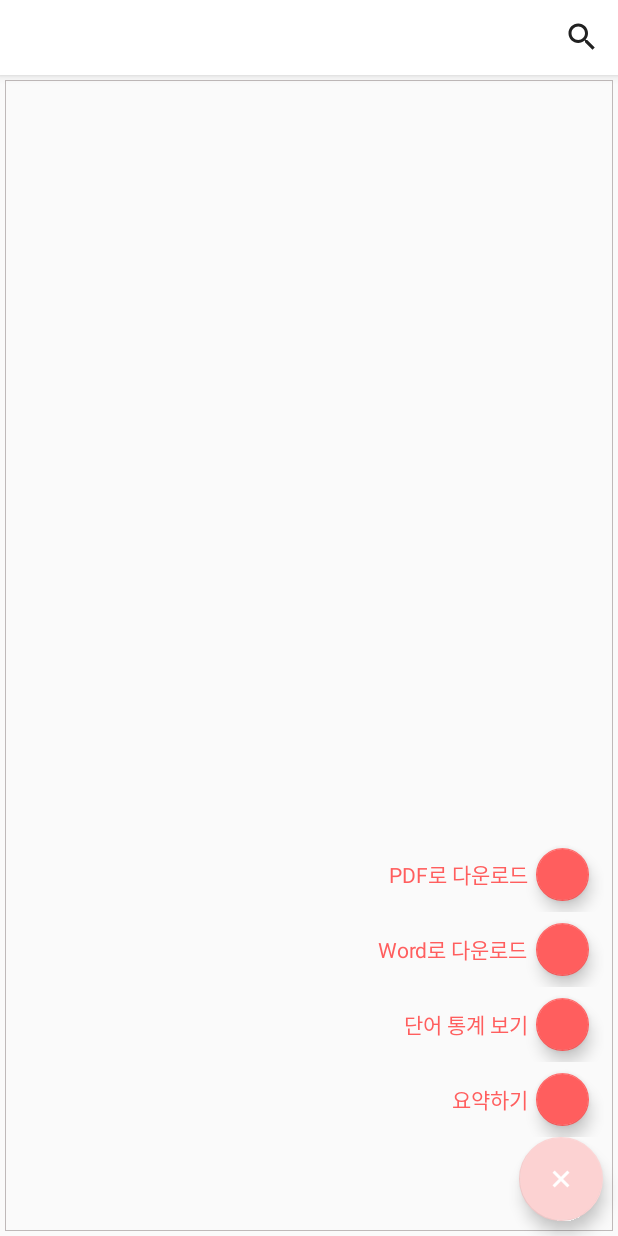
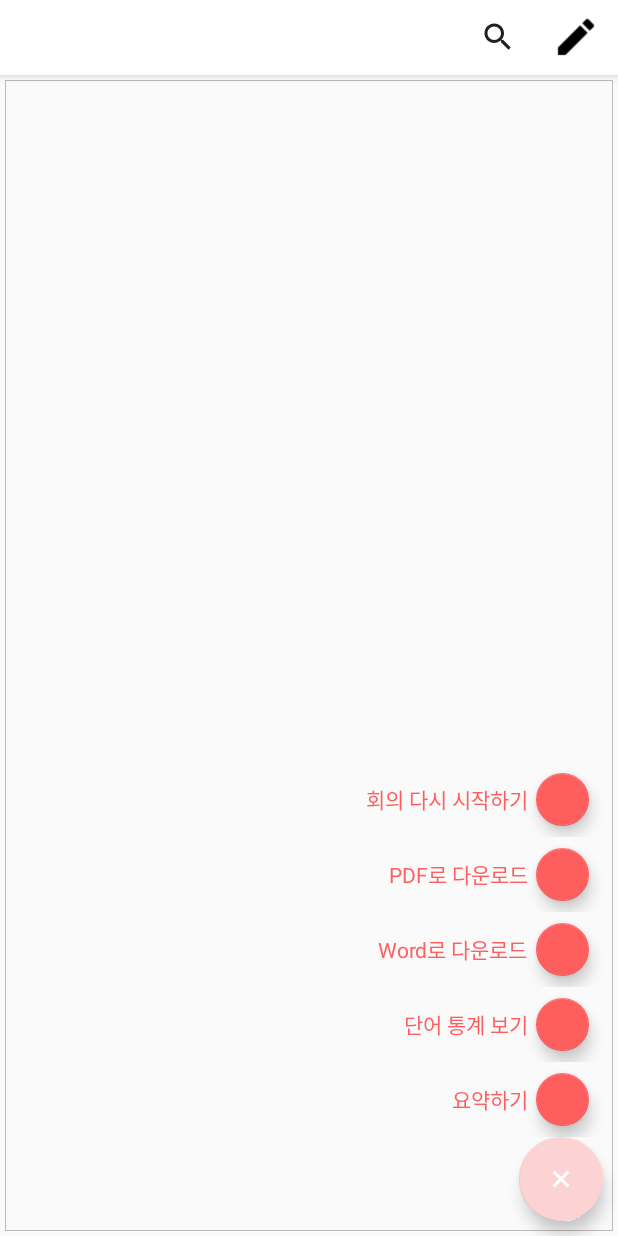
Before and after one commit to Honest-Hong/Project-SNLU, an Android app: the DocumentActivity screen opened directly, with no data from a screen before it, after a tap on an icon or button, on a phone screen of 412 x 824 dp. Run offline under Robolectric (Android 15) with nearby library versions, the phone set to English and light mode, and no system bars; our stand-ins replace Volley; network calls fail.

Commit message:
이어하기 기능 및 제목 수정 중간 코드

```diff
--- a/app/src/main/java/com/snlu/snluapp/activity/RoomActivity.java
+++ b/app/src/main/java/com/snlu/snluapp/activity/RoomActivity.java
@@ -97,7 +97,6 @@ public class RoomActivity extends AppCompatActivity {
                 SNLULog.v(response.toString());
                 String result = response.getString("result");
                 if(result.equals("0")) {
-                    requestDocumentList();
                     String documentNumber = response.getString("documentNumber");
                     Intent intent = new Intent(RoomActivity.this, ConferenceActivity.class);
                     intent.putExtra("documentNumber", documentNumber);
@@ -187,10 +186,11 @@ public class RoomActivity extends AppCompatActivity {
                 if(result.equals("0")) {
                     JSONArray array = response.getJSONArray("data");
                     ArrayList<DocumentItem> documentItems = new ArrayList<>();
-                        for(int i=0; i<array.length(); i++) {
+                    for(int i=0; i<array.length(); i++) {
                         DocumentItem item = new DocumentItem();
                         item.setNumber(array.getJSONObject(i).getString("documentNumber"));
                         item.setDate(array.getJSONObject(i).getString("date"));
+                        item.setTitle(array.getJSONObject(i).getString("title"));
                         documentItems.add(item);
                     }
                     recyclerViewDocuments.setAdapter(new DocumentsRecyclerAdapter(RoomActivity.this, documentItems, new OnItemClickListener() {
@@ -200,6 +200,8 @@ public class RoomActivity extends AppCompatActivity {
                             Intent intent = new Intent(RoomActivity.this, DocumentActivity.class);
                             intent.putExtra("documentDate", adapter.getItem(position).getDate());
                             intent.putExtra("documentNumber", adapter.getItem(position).getNumber());
+                            intent.putExtra("documentTitle", adapter.getItem(position).getTitle());
+                            intent.putExtra("roomNumber", room.getNumber());
                             startActivity(intent);
                         }
                     }));
--- a/app/src/main/java/com/snlu/snluapp/activity/StatisticActivity.java
+++ b/app/src/main/java/com/snlu/snluapp/activity/StatisticActivity.java
@@ -70,14 +70,9 @@ public class StatisticActivity extends AppCompatActivity implements OnSeekBarCha
         barChart.setDrawBarShadow(false);
         barChart.setDrawValueAboveBar(true);
         barChart.setDrawGridBackground(false);
-
-<<<<<<< HEAD
-=======
-
         seekBarX.getProgress();
         seekBarX.setOnSeekBarChangeListener(this);
 
->>>>>>> f44c0bbb796163a44af05d244835823686ca7a9f
         requestStatistic();
     }
 
--- a/app/src/main/java/com/snlu/snluapp/adapter/DocumentsRecyclerAdapter.java
+++ b/app/src/main/java/com/snlu/snluapp/adapter/DocumentsRecyclerAdapter.java
@@ -40,7 +40,7 @@ public class DocumentsRecyclerAdapter extends RecyclerView.Adapter {
     @Override
     public void onBindViewHolder(RecyclerView.ViewHolder holder, int position) {
         ViewHolder vh = (ViewHolder)holder;
-        vh.textView.setText(documentItems.get(position).getDate());
+        vh.textView.setText(documentItems.get(position).getTitle());
         vh.linearLayout.setTag(position);
     }
 
--- a/app/src/main/java/com/snlu/snluapp/item/DocumentItem.java
+++ b/app/src/main/java/com/snlu/snluapp/item/DocumentItem.java
@@ -7,13 +7,9 @@ package com.snlu.snluapp.item;
 public class DocumentItem {
     private String number;
     private String date;
+    private String title;
 
     public DocumentItem() {
-    }
-
-    public DocumentItem(String number, String date) {
-        this.number = number;
-        this.date = date;
     }
 
     public void setNumber(String number) {
@@ -31,4 +27,12 @@ public class DocumentItem {
     public String getDate() {
         return date;
     }
+
+    public String getTitle() {
+        return title;
+    }
+
+    public void setTitle(String title) {
+        this.title = title;
+    }
 }
--- a/app/src/main/res/layout/activity_document.xml
+++ b/app/src/main/res/layout/activity_document.xml
@@ -20,6 +20,23 @@
         android:gravity="right"
         android:layout_gravity="end|bottom"
         android:orientation="vertical">
+
+        <LinearLayout
+            android:id="@+id/linear_resume"
+            style="@style/AppTheme.Fab_Menu_Linear">
+
+            <TextView
+                android:layout_width="wrap_content"
+                android:layout_height="wrap_content"
+                android:layout_margin="5dp"
+                android:text="회의 다시 시작하기"
+                android:textColor="@color/colorRedPink"/>
+
+            <android.support.design.widget.FloatingActionButton
+                android:id="@+id/fab_resume"
+                style="@style/AppTheme.Fab_Menu_Fab"
+                app:backgroundTint="@color/colorRedPink"/>
+        </LinearLayout>
 
         <LinearLayout
             android:id="@+id/linear_pdf"
--- a/app/src/main/res/menu/menu_document.xml
+++ b/app/src/main/res/menu/menu_document.xml
@@ -7,6 +7,11 @@
         android:icon="@drawable/ic_search_white"
         app:actionViewClass="android.support.v7.widget.SearchView"
         app:showAsAction="always" />
+    <item
+        android:id="@+id/menu_edit"
+        android:title="수정"
+        android:icon="@drawable/ic_edit_black"
+        app:showAsAction="ifRoom"/>
     <item
         android:id="@+id/menu_cancel"
         android:title="취소"
```
Also changed, not shown: app/src/main/java/com/snlu/snluapp/activity/DocumentActivity.java (+86 -7 lines), app/src/main/res/drawable/ic_edit_black.png (added).
